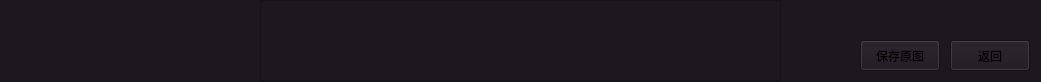
Old version of the form qtcreatorFile/infoFrame.ui in the repository TigaNoEnemy/PixivProject.
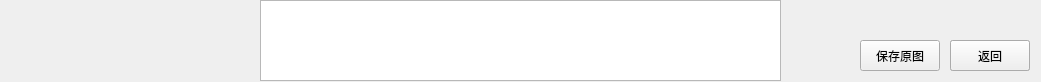
New version of the form. Custom widgets are drawn as their Qt base class.

```diff
--- a/qtcreatorFile/infoFrame.ui
+++ b/qtcreatorFile/infoFrame.ui
@@ -13,9 +13,6 @@
   <property name="windowTitle">
    <string>Frame</string>
   </property>
-  <property name="styleSheet">
-   <string notr="true">background-color: rgb(29, 23, 31);</string>
-  </property>
   <widget class="Show_Head_Label" name="user_pic_label">
    <property name="geometry">
     <rect>
@@ -25,9 +22,6 @@
      <height>61</height>
     </rect>
    </property>
-   <property name="styleSheet">
-    <string notr="true"/>
-   </property>
    <property name="text">
     <string/>
    </property>
@@ -37,13 +31,10 @@
     <rect>
      <x>80</x>
      <y>49</y>
-     <width>141</width>
-     <height>21</height>
+     <width>171</width>
+     <height>31</height>
     </rect>
    </property>
-   <property name="styleSheet">
-    <string notr="true"/>
-   </property>
    <property name="text">
     <string/>
    </property>
@@ -60,9 +51,6 @@
      <height>31</height>
     </rect>
    </property>
-   <property name="styleSheet">
-    <string notr="true"/>
-   </property>
    <property name="text">
     <string>更多</string>
    </property>
@@ -76,9 +64,6 @@
      <height>31</height>
     </rect>
    </property>
-   <property name="styleSheet">
-    <string notr="true"/>
-   </property>
    <property name="text">
     <string>保存原图</string>
    </property>
@@ -92,9 +77,6 @@
      <height>31</height>
     </rect>
    </property>
-   <property name="styleSheet">
-    <string notr="true"/>
-   </property>
    <property name="text">
     <string>返回</string>
    </property>
@@ -108,9 +90,6 @@
      <height>31</height>
     </rect>
    </property>
-   <property name="styleSheet">
-    <string notr="true"/>
-   </property>
    <property name="text">
     <string/>
    </property>
@@ -127,9 +106,6 @@
      <height>81</height>
     </rect>
    </property>
-   <property name="styleSheet">
-    <string notr="true"/>
-   </property>
   </widget>
  </widget>
  <customwidgets>
```
